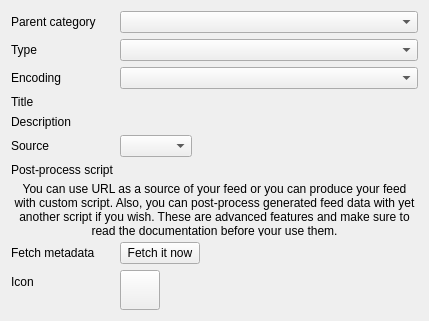
martinrotter/rssguard, file src/librssguard/services/standard/gui/standardfeeddetails.ui: the form before one commit.
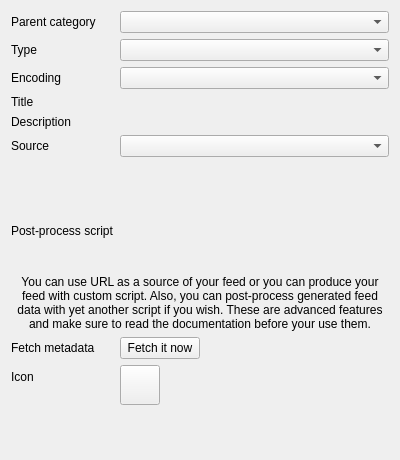
The form after the commit. Custom widgets are drawn as their Qt base class.

Commit message: more space for script lines in feed edit dialog

```diff
--- a/src/librssguard/services/standard/gui/standardfeeddetails.ui
+++ b/src/librssguard/services/standard/gui/standardfeeddetails.ui
@@ -6,8 +6,8 @@
    <rect>
     <x>0</x>
     <y>0</y>
-    <width>429</width>
-    <height>321</height>
+    <width>400</width>
+    <height>460</height>
    </rect>
   </property>
   <property name="windowTitle">
@@ -111,23 +111,61 @@
     </widget>
    </item>
    <item row="5" column="1">
-    <layout class="QHBoxLayout" name="horizontalLayout">
-     <item>
-      <widget class="QComboBox" name="m_cmbSourceType"/>
-     </item>
-     <item>
-      <widget class="LineEditWithStatus" name="m_txtSource" native="true">
-       <property name="sizePolicy">
-        <sizepolicy hsizetype="Preferred" vsizetype="Preferred">
-         <horstretch>1</horstretch>
-         <verstretch>0</verstretch>
-        </sizepolicy>
-       </property>
-      </widget>
-     </item>
-    </layout>
+    <widget class="QComboBox" name="m_cmbSourceType"/>
    </item>
-   <item row="8" column="0">
+   <item row="6" column="1">
+    <widget class="TextEditWithStatus" name="m_txtSource" native="true">
+     <property name="minimumSize">
+      <size>
+       <width>0</width>
+       <height>50</height>
+      </size>
+     </property>
+     <property name="maximumSize">
+      <size>
+       <width>16777215</width>
+       <height>50</height>
+      </size>
+     </property>
+    </widget>
+   </item>
+   <item row="7" column="0">
+    <widget class="QLabel" name="label_4">
+     <property name="text">
+      <string>Post-process script</string>
+     </property>
+    </widget>
+   </item>
+   <item row="7" column="1">
+    <widget class="TextEditWithStatus" name="m_txtPostProcessScript" native="true">
+     <property name="minimumSize">
+      <size>
+       <width>0</width>
+       <height>50</height>
+      </size>
+     </property>
+     <property name="maximumSize">
+      <size>
+       <width>16777215</width>
+       <height>50</height>
+      </size>
+     </property>
+    </widget>
+   </item>
+   <item row="8" column="0" colspan="2">
+    <widget class="QLabel" name="m_lblScriptInfo">
+     <property name="text">
+      <string>You can use URL as a source of your feed or you can produce your feed with custom script. Also, you can post-process generated feed data with yet another script if you wish. These are advanced features and make sure to read the documentation before your use them.</string>
+     </property>
+     <property name="alignment">
+      <set>Qt::AlignCenter</set>
+     </property>
+     <property name="wordWrap">
+      <bool>true</bool>
+     </property>
+    </widget>
+   </item>
+   <item row="9" column="0">
     <widget class="QLabel" name="label_7">
      <property name="text">
       <string>Fetch metadata</string>
@@ -137,7 +175,7 @@
      </property>
     </widget>
    </item>
-   <item row="8" column="1">
+   <item row="9" column="1">
     <layout class="QHBoxLayout" name="horizontalLayout_2">
      <item>
       <widget class="QPushButton" name="m_btnFetchMetadata">
@@ -161,7 +199,7 @@
      </item>
     </layout>
    </item>
-   <item row="9" column="0">
+   <item row="10" column="0">
     <widget class="QLabel" name="m_lblIcon">
      <property name="text">
       <string>Icon</string>
@@ -171,7 +209,7 @@
      </property>
     </widget>
    </item>
-   <item row="9" column="1">
+   <item row="10" column="1">
     <widget class="QToolButton" name="m_btnIcon">
      <property name="sizePolicy">
       <sizepolicy hsizetype="Fixed" vsizetype="Fixed">
@@ -208,28 +246,18 @@
      </property>
     </widget>
    </item>
-   <item row="6" column="1">
-    <widget class="LineEditWithStatus" name="m_txtPostProcessScript" native="true"/>
-   </item>
-   <item row="6" column="0">
-    <widget class="QLabel" name="label_4">
-     <property name="text">
-      <string>Post-process script</string>
+   <item row="11" column="0" colspan="2">
+    <spacer name="verticalSpacer">
+     <property name="orientation">
+      <enum>Qt::Vertical</enum>
      </property>
-    </widget>
-   </item>
-   <item row="7" column="0" colspan="2">
-    <widget class="QLabel" name="m_lblScriptInfo">
-     <property name="text">
-      <string>You can use URL as a source of your feed or you can produce your feed with custom script. Also, you can post-process generated feed data with yet another script if you wish. These are advanced features and make sure to read the documentation before your use them.</string>
+     <property name="sizeHint" stdset="0">
+      <size>
+       <width>20</width>
+       <height>40</height>
+      </size>
      </property>
-     <property name="alignment">
-      <set>Qt::AlignCenter</set>
-     </property>
-     <property name="wordWrap">
-      <bool>true</bool>
-     </property>
-    </widget>
+    </spacer>
    </item>
   </layout>
  </widget>
@@ -246,6 +274,12 @@
    <header>lineeditwithstatus.h</header>
    <container>1</container>
   </customwidget>
+  <customwidget>
+   <class>TextEditWithStatus</class>
+   <extends>QWidget</extends>
+   <header>lineeditwithstatus.h</header>
+   <container>1</container>
+  </customwidget>
  </customwidgets>
  <resources/>
  <connections/>
```
The commit also changes 7 other files.
